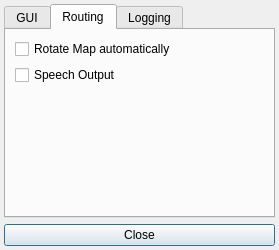
This is client/generalsettingsdialog.ui in unsanded/monav as Qt 5 draws it before an edit. The edited form follows.
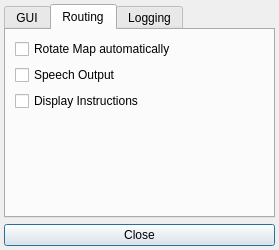
This is the edited form.

Commit message: Displaying on-screen instructions now is a preference, decoupled from the "linked" button.

Patch:
```diff
--- a/client/generalsettingsdialog.ui
+++ b/client/generalsettingsdialog.ui
@@ -135,6 +135,13 @@
         </widget>
        </item>
        <item row="2" column="0">
+        <widget class="QCheckBox" name="checkBoxInstructions">
+         <property name="text">
+          <string>Display Instructions</string>
+         </property>
+        </widget>
+       </item>
+       <item row="3" column="0">
         <spacer name="verticalSpacer_3">
          <property name="orientation">
           <enum>Qt::Vertical</enum>
```
The commit also changes 8 other files.
